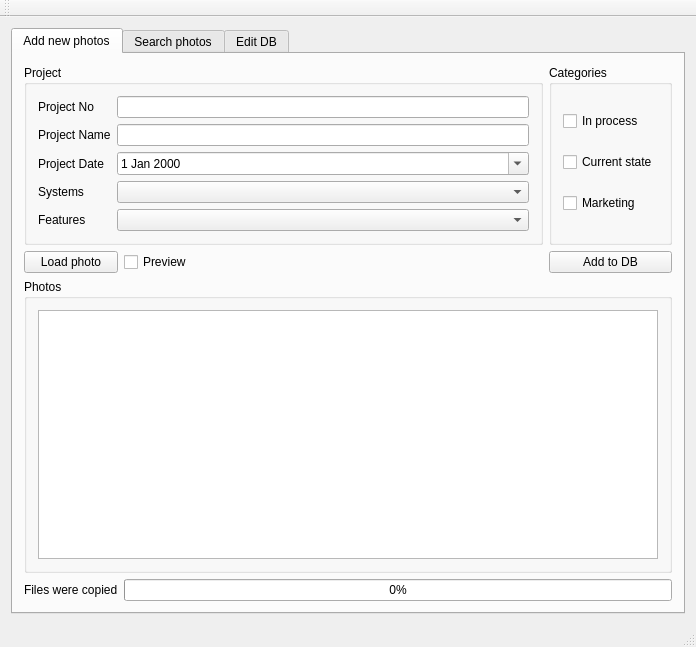
Old version of the form PhotoManager/mainwindow.ui in the repository pphprj/periphotoproject.
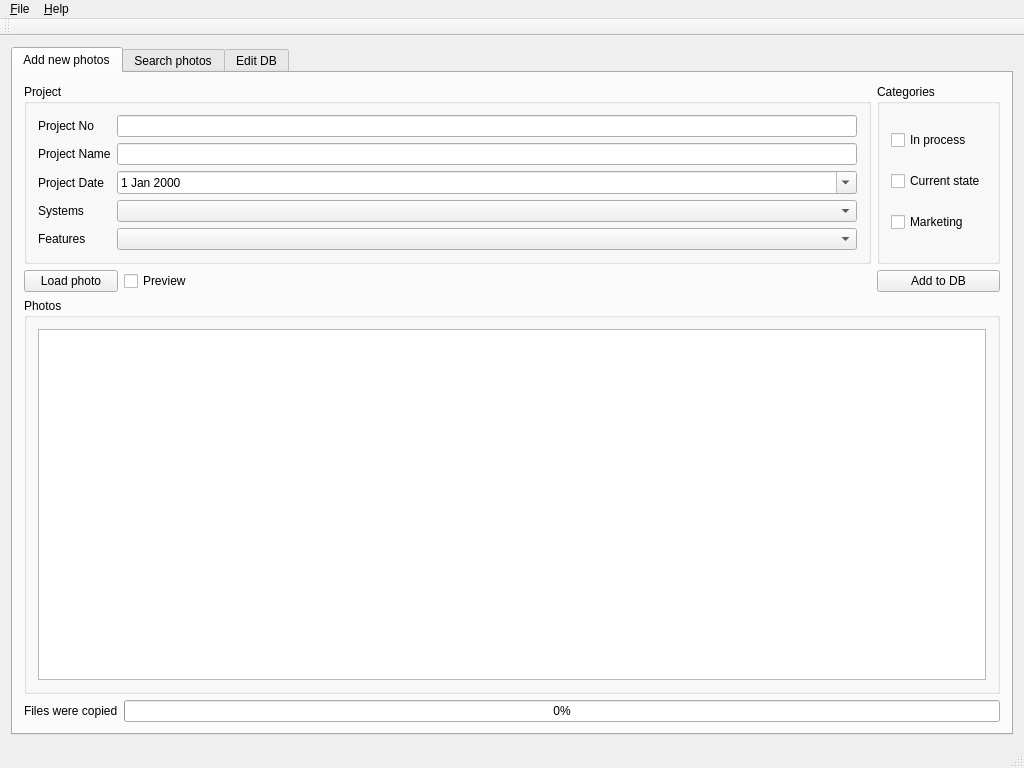
New version of the form.

```diff
--- a/PhotoManager/mainwindow.ui
+++ b/PhotoManager/mainwindow.ui
@@ -6,8 +6,8 @@
    <rect>
     <x>0</x>
     <y>0</y>
-    <width>696</width>
-    <height>647</height>
+    <width>1024</width>
+    <height>768</height>
    </rect>
   </property>
   <property name="minimumSize">
@@ -682,25 +682,52 @@
     </item>
    </layout>
   </widget>
+  <widget class="QToolBar" name="mainToolBar">
+   <attribute name="toolBarArea">
+    <enum>TopToolBarArea</enum>
+   </attribute>
+   <attribute name="toolBarBreak">
+    <bool>false</bool>
+   </attribute>
+  </widget>
+  <widget class="QStatusBar" name="statusBar"/>
   <widget class="QMenuBar" name="menuBar">
    <property name="geometry">
     <rect>
      <x>0</x>
      <y>0</y>
-     <width>696</width>
+     <width>1024</width>
      <height>21</height>
     </rect>
    </property>
-  </widget>
-  <widget class="QToolBar" name="mainToolBar">
-   <attribute name="toolBarArea">
-    <enum>TopToolBarArea</enum>
-   </attribute>
-   <attribute name="toolBarBreak">
+   <property name="nativeMenuBar">
     <bool>false</bool>
-   </attribute>
+   </property>
+   <widget class="QMenu" name="menu_File">
+    <property name="title">
+     <string>&amp;File</string>
+    </property>
+    <addaction name="actionE_xit"/>
+   </widget>
+   <widget class="QMenu" name="menu_Help">
+    <property name="title">
+     <string>&amp;Help</string>
+    </property>
+    <addaction name="action_About"/>
+   </widget>
+   <addaction name="menu_File"/>
+   <addaction name="menu_Help"/>
   </widget>
-  <widget class="QStatusBar" name="statusBar"/>
+  <action name="actionE_xit">
+   <property name="text">
+    <string>E&amp;xit</string>
+   </property>
+  </action>
+  <action name="action_About">
+   <property name="text">
+    <string>&amp;About</string>
+   </property>
+  </action>
  </widget>
  <layoutdefault spacing="6" margin="11"/>
  <resources/>
```
Left out of the diff: 22 changed lines with no effect on the pictures.
